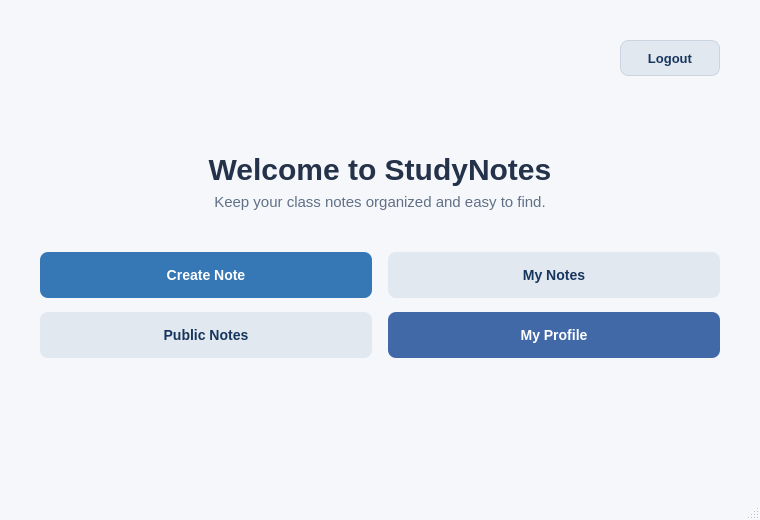
Old version of the form mainwindow.ui in the repository Martina-ui/StudyNotes.
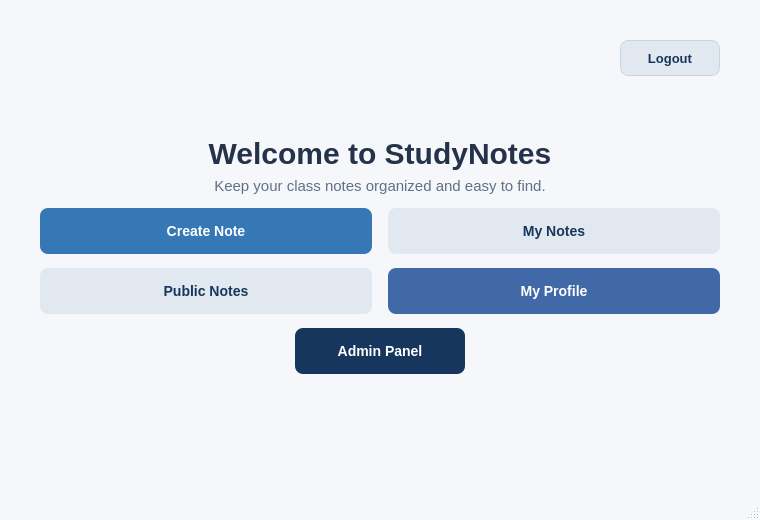
New version of the form.

Commit message: feat: add admin panel and enforce admin role authorization

What changed in the file:
```diff
--- a/mainwindow.ui
+++ b/mainwindow.ui
@@ -29,6 +29,9 @@
 QPushButton#publicNotesButton { background-color: #e2e8f0; color: #17365d; border: none; border-radius: 8px; padding: 12px 24px; font-size: 14px; font-weight: 600; }
 QPushButton#publicNotesButton:hover { background-color: #cbd5e1; }
 QPushButton#publicNotesButton:pressed { background-color: #b5c3d5; }
+QPushButton#adminPanelButton { background-color: #17365d; color: white; border: none; border-radius: 8px; padding: 12px 24px; font-size: 14px; font-weight: 600; }
+QPushButton#adminPanelButton:hover { background-color: #244b78; }
+QPushButton#adminPanelButton:pressed { background-color: #102a49; }
 QPushButton#logoutButton { background-color: #e2e8f0; color: #17365d; border: 1px solid #cbd5e1; border-radius: 8px; padding: 8px 18px; font-size: 13px; font-weight: 600; }
 QPushButton#logoutButton:hover { background-color: #cbd5e1; }
 QPushButton#logoutButton:pressed { background-color: #b5c3d5; }</string>
@@ -175,6 +178,19 @@
         </property>
        </widget>
       </item>
+     <item row="2" column="0" colspan="2" alignment="Qt::AlignmentFlag::AlignHCenter">
+      <widget class="QPushButton" name="adminPanelButton">
+       <property name="minimumSize">
+        <size>
+         <width>170</width>
+         <height>46</height>
+        </size>
+       </property>
+       <property name="text">
+        <string>Admin Panel</string>
+       </property>
+      </widget>
+     </item>
      </layout>
     </item>
     <item>
```
The commit also changes 10 other files.
